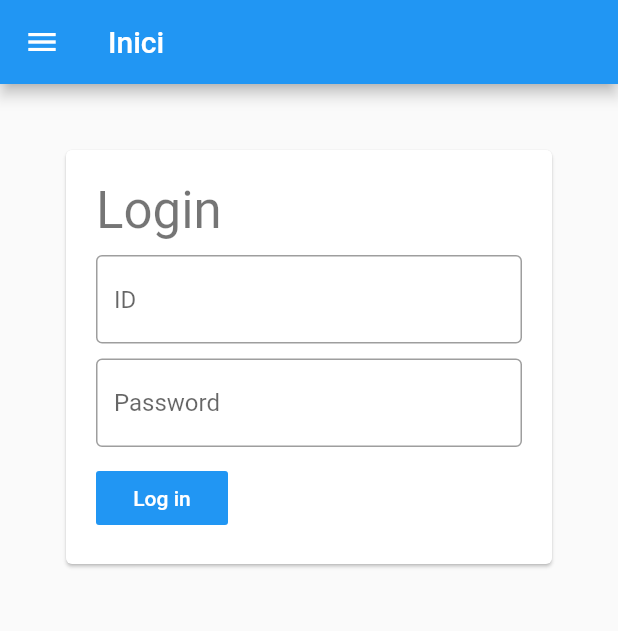
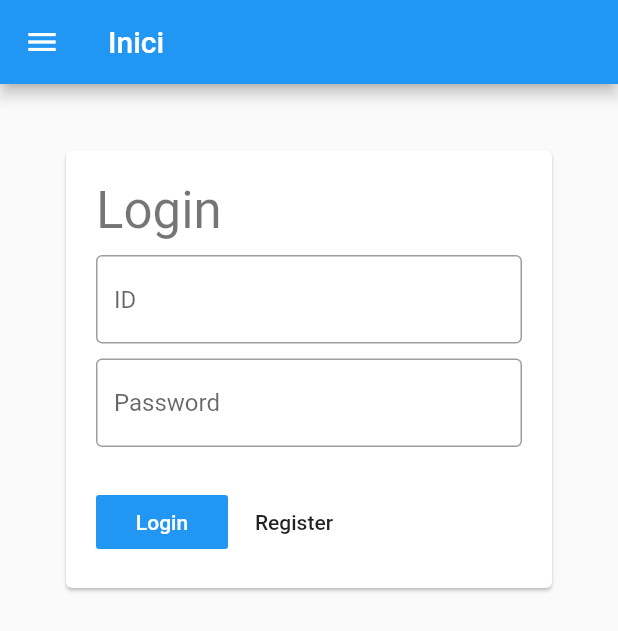
Before and after one commit to oriolf/bella-ciao, a Flutter app: the screen it shows after launch, on a phone screen of 412 x 824 dp. Shown: the top 631 px of the screen. Run offline on Flutter 3.47's test engine with Material 2 defaults, Android fonts, the phone set to English and light mode, and no system bars.

Commit message:
Register and login works from the frontend.

```diff
--- a/frontend_new/lib/main.dart
+++ b/frontend_new/lib/main.dart
@@ -1,5 +1,5 @@
 import 'package:flutter/material.dart';
-import 'package:flutter/semantics.dart';
+import 'package:bella_ciao/api.dart';
 
 void main() {
   runApp(BellaCiao());
@@ -69,54 +69,172 @@ class Page extends StatelessWidget {
 }
 
 class HomePage extends StatelessWidget {
-  final TextEditingController _idController = TextEditingController();
-  final TextEditingController _passwordController = TextEditingController();
-
-  _login() {
-    print("Logging in with ID ${_idController.value.text} and password ${_passwordController.value.text}");
+  @override
+  Widget build(BuildContext context) {
+    return Page(
+      title: "Inici",
+      body: Column(
+        crossAxisAlignment: CrossAxisAlignment.stretch,
+        children: [
+          LoginForm(),
+        ],
+      ),
+    );
+  }
 }
 
+class LoginForm extends StatefulWidget {
   @override
-  Widget build(BuildContext context) {
-    var _idInput = TextField(
+  _LoginFormState createState() => _LoginFormState();
+}
+
+class _LoginFormState extends State<LoginForm> {
+  final _formKey = GlobalKey<FormState>();
+  final _idController = TextEditingController();
+  final _nameController = TextEditingController();
+  final _passwordController = TextEditingController();
+  final _passwordConfirmController = TextEditingController();
+  bool _registering = false;
+  String _title = "Login";
+  String _errorText = "";
+
+  Widget _buildIdInput() {
+    return _buildTextInput(_idController, "ID");
+  }
+
+  Widget _buildNameInput() {
+    return _buildTextInput(_nameController, "Name");
+  }
+
+  Widget _buildTextInput(TextEditingController controller, String name) {
+    return TextFormField(
+        controller: controller,
         decoration: InputDecoration(
           border: OutlineInputBorder(),
-        hintText: "ID",
+          hintText: name,
         ),
-      controller: _idController,
-    );
-    var _passwordInput = TextField(
+        validator: (value) {
+          if (value.length > 0) {
+            return null;
+          }
+          return "$name is required";
+        });
+  }
+
+  Widget _buildPasswordInput() {
+    return TextFormField(
+        controller: _passwordController,
         obscureText: true,
         decoration: InputDecoration(
           border: OutlineInputBorder(),
           hintText: "Password",
         ),
-      controller: _passwordController,
+        validator: (value) {
+          if (value.length > 4) {
+            // TODO use the same as MIN_PASSWORD_LENGTH set in backend
+            return null;
+          }
+          return "Password must be at least 4 characters long";
+        });
+  }
+
+  Widget _buildPasswordConfirmInput() {
+    return TextFormField(
+        controller: _passwordConfirmController,
+        obscureText: true,
+        decoration: InputDecoration(
+          border: OutlineInputBorder(),
+          hintText: "Confirm password",
+        ),
+        validator: (value) {
+          if (value == _passwordController.value.text) {
+            return null;
+          }
+          return "Passwords must match";
+        });
+  }
+
+  Widget _buildSubmitButton() {
+    return FlatButton(
+      child: Text(_title),
+      color: Colors.blue,
+      textColor: Colors.white,
+      onPressed: _login,
     );
-    var _submitButton = FlatButton(child: Text("Log in"), color: Colors.blue, textColor: Colors.white, onPressed: _login);
-    return Page(
-      title: "Inici",
-      body: Column(
-        crossAxisAlignment: CrossAxisAlignment.stretch,
-        children: [
-          Card(
+  }
+
+  Widget _buildRegisterButton() {
+    return FlatButton(
+      child: Text("Register"),
+      onPressed: () {
+        setState(() {
+          _registering = true;
+          _title = "Register";
+        });
+      },
+    );
+  }
+
+  _login() async {
+    if (_formKey.currentState.validate()) {
+      setState(() {
+        _errorText = "";
+      });
+      if (_registering) {
+        var res = await API.register(_nameController.value.text,
+            _idController.value.text, _passwordController.value.text);
+
+        if (!res) {
+          setState(() {
+            _errorText = "Register couldn't be completed";
+          });
+        }
+      } else {
+        var user = await API.login(
+            _idController.value.text, _passwordController.value.text);
+
+        if (user == null) {
+          setState(() {
+            _errorText = "Could not log in";
+          });
+        }
+      }
+    }
+  }
+
+  @override
+  Widget build(BuildContext context) {
+    var children = <Widget>[
+      Text(_title, style: Theme.of(context).textTheme.headline4),
+      SizedBox(height: 10),
+      _buildIdInput(),
+      SizedBox(height: 10),
+      _buildPasswordInput(),
+      SizedBox(height: 10),
+    ];
+    if (_registering) {
+      children.add(_buildPasswordConfirmInput());
+      children.add(SizedBox(height: 10));
+      children.add(_buildNameInput());
+      children.add(Text(_errorText));
+      children.add(_buildSubmitButton());
+    } else {
+      children.add(Text(_errorText));
+      children.add(Row(children: <Widget>[
+        _buildSubmitButton(),
+        _buildRegisterButton(),
+      ]));
+    }
+    return Card(
       child: Container(
         margin: EdgeInsets.all(20),
+        child: Form(
+          key: _formKey,
           child: Column(
             crossAxisAlignment: CrossAxisAlignment.start,
-                children: <Widget>[
-                  Text("Login", style: Theme.of(context).textTheme.headline4),
-                  SizedBox(height: 10),
-                  _idInput,
-                  SizedBox(height: 10),
-                  _passwordInput,
-                  SizedBox(height: 10),
-                  _submitButton,
-                ],
+            children: children,
           ),
         ),
-          ),
-        ],
       ),
     );
   }
--- a/frontend_new/pubspec.yaml
+++ b/frontend_new/pubspec.yaml
@@ -1,5 +1,5 @@
-name: frontend_new
-description: A new Flutter project.
+name: bella_ciao
+description: A frontend for the Bella Ciao primaries voting platform
 
 # The following line prevents the package from being accidentally published to
 # pub.dev using `pub publish`. This is preferred for private packages.
@@ -27,7 +27,7 @@ dependencies:
 
   # The following adds the Cupertino Icons font to your application.
   # Use with the CupertinoIcons class for iOS style icons.
-  cupertino_icons: ^0.1.3
+  http: ^0.12.0+4
 
 dev_dependencies:
   flutter_test:
```
Also changed, not shown: frontend_new/pubspec.lock, 3 other files. Lines whose indentation alone changed are shown as unchanged.
